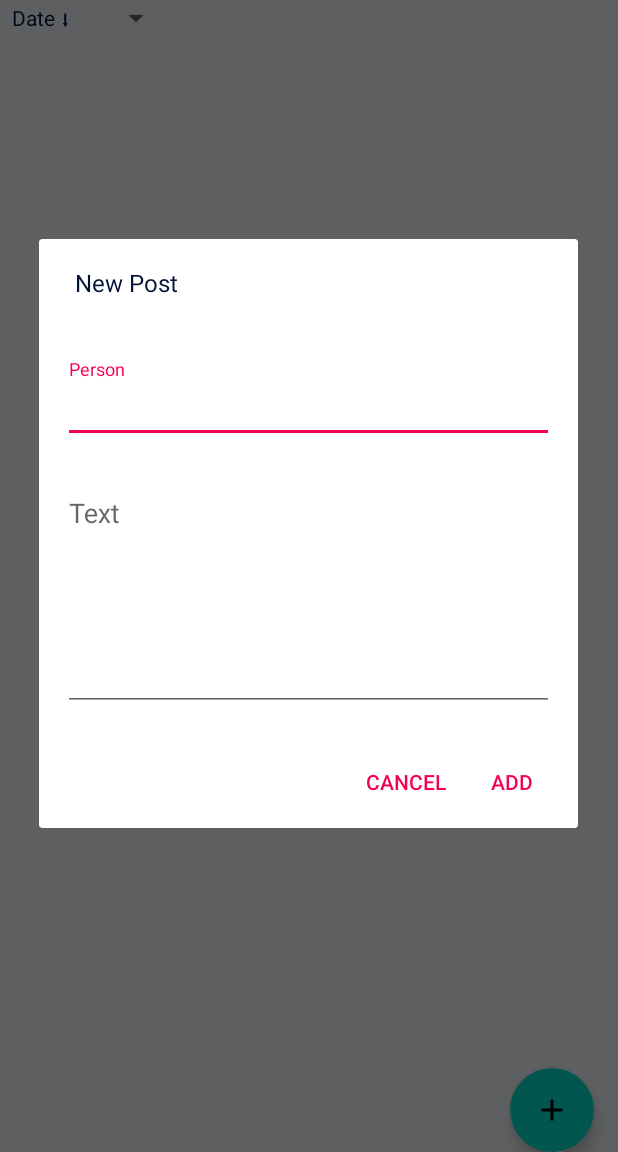
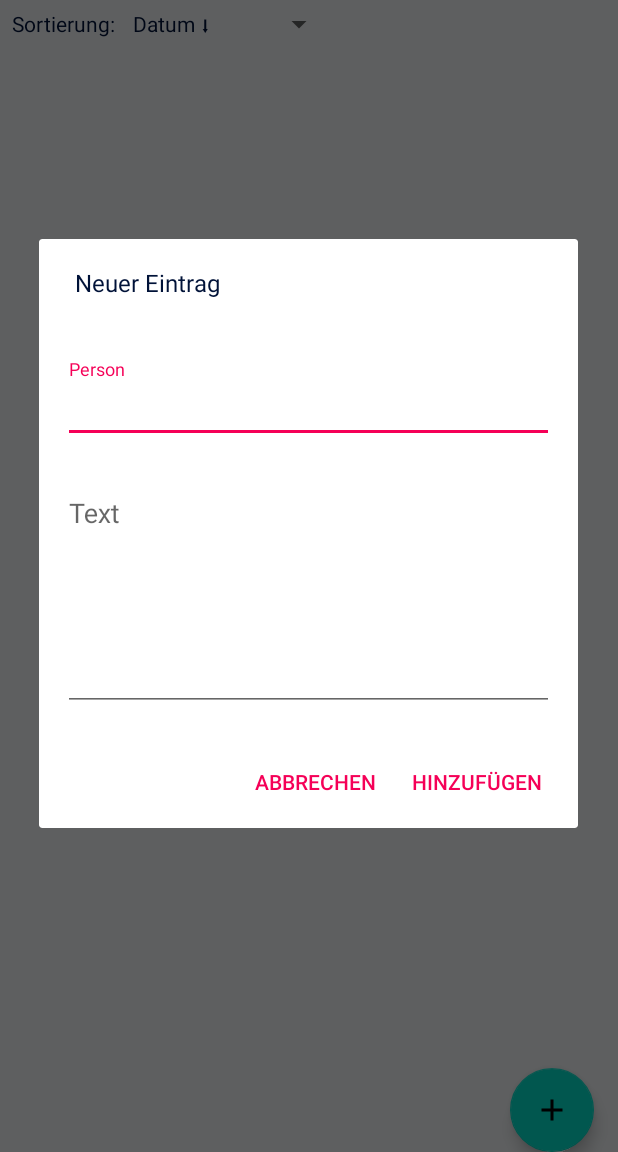
Before and after one commit to redstripes89/Schwasenphrein, an Android app: the MainFragment screen opened directly, with no data from a screen before it, after a tap on an icon or button, on a phone screen of 412 x 824 dp, the part 84-1236 px from its top. Run offline under Robolectric (Android 15) with nearby library versions, the phone set to English and light mode, and no system bars; our stand-ins replace Firebase (no records; nobody signed in at launch, a user with empty details on screens opened directly); libraries missing offline, so code that uses them is left out: com.firebase.ui, com.jakewharton.threetenabp, com.mikepenz.fastadapter, com.mikepenz.materialize, com.timehop.stickyheadersrecyclerview and 1 more; Roboto replaces fonts that are not available here; 8 statements that could not run were skipped.

Commit message:
* dependencies aktualisiert, username korrigiert

```diff
--- a/app/src/main/java/de/redstripes/schwasenphrein/fragments/MainFragment.kt
+++ b/app/src/main/java/de/redstripes/schwasenphrein/fragments/MainFragment.kt
@@ -46,6 +46,7 @@ class MainFragment : Fragment(), AnkoLogger {
     }
 
     private var parent: ViewGroup? = null
+    private var currentUser: User? = null
     private var database: DatabaseReference? = null
     private var recyclerView: RecyclerView? = null
     private var spinner: AppCompatSpinner? = null
@@ -84,6 +85,23 @@ class MainFragment : Fragment(), AnkoLogger {
 
         database = FirebaseDatabase.getInstance().reference
 
+        database!!.child("users").child(getUid()).addListenerForSingleValueEvent(object : ValueEventListener {
+            override fun onDataChange(dataSnapshot: DataSnapshot) {
+                val user = dataSnapshot.getValue<User>(User::class.java)
+
+                if (user == null) {
+                    Toast.makeText(activity, getString(R.string.error_could_not_get_user), Toast.LENGTH_SHORT).show()
+                    error("User ${getUid()} is unexpectedly null")
+                } else {
+                    currentUser = user
+                }
+            }
+
+            override fun onCancelled(error: DatabaseError) {
+                warn("getUser:onCancelled " + error.toException())
+            }
+        })
+
         recyclerView = rootView.findViewById(R.id.main_posts)
         recyclerView?.setHasFixedSize(true)
 
@@ -91,7 +109,7 @@ class MainFragment : Fragment(), AnkoLogger {
             onFabClicked()
         }
 
-        spinner = rootView.findViewById(R.id.main_spinner_order)
+        spinner = rootView.findViewById(R.id.main_spinner_sorting)
         ArrayAdapter.createFromResource(context!!, R.array.sorting_options, android.R.layout.simple_spinner_item).also { adapter ->
             adapter.setDropDownViewResource(android.R.layout.simple_spinner_dropdown_item)
             spinner?.adapter = adapter
@@ -141,12 +159,11 @@ class MainFragment : Fragment(), AnkoLogger {
             override fun onClick(v: View, position: Int, fastAdapter: FastAdapter<PostItem>, item: PostItem) {
                 val key = getKeyForId(item.id)
                 val uid = getUid()
-                val username = getUserName()
 
                 if (key == null)
                     return
 
-                if (item.post.person == username) {
+                if (item.post.person == currentUser!!.username) {
                     Toast.makeText(context, context!!.getString(R.string.info_cannot_rate_own_post), Toast.LENGTH_SHORT).show()
                     return
                 }
@@ -262,31 +279,18 @@ class MainFragment : Fragment(), AnkoLogger {
     }
 
     private fun addNewPost(person: String, text: String) {
-        Toast.makeText(activity, getString(R.string.status_posting), Toast.LENGTH_SHORT).show()
-
         val uid = getUid()
-        val database = FirebaseDatabase.getInstance().reference
-        database.child("users").child(uid).addListenerForSingleValueEvent(object : ValueEventListener {
-            override fun onDataChange(dataSnapshot: DataSnapshot) {
-                val user = dataSnapshot.getValue<User>(User::class.java)
-
-                if (user == null) {
-                    Toast.makeText(activity, getString(R.string.error_could_not_get_user), Toast.LENGTH_SHORT).show()
-                    error("User $uid is unexpectedly null")
-                } else {
-                    val key = database.child("posts").push().key
-                    val post = Post(uid, person, text, Helper.dateToString(LocalDate.now()))
-                    val postValues = post.toMap()
-                    val childUpdates = HashMap<String, Any>()
-                    childUpdates["/posts/$key"] = postValues
-                    database.updateChildren(childUpdates)
-                }
-            }
-
-            override fun onCancelled(error: DatabaseError) {
-                warn("getUser:onCancelled " + error.toException())
-            }
-        })
+        val key = database!!.child("posts").push().key
+        val post = Post(uid, person, text, Helper.dateToString(LocalDate.now()))
+        val postValues = post.toMap()
+        val childUpdates = HashMap<String, Any>()
+        childUpdates["/posts/$key"] = postValues
+        database!!.updateChildren(childUpdates).addOnCompleteListener { task ->
+            if(task.isSuccessful)
+                Toast.makeText(activity, getString(R.string.status_posting_successfull), Toast.LENGTH_SHORT).show()
+            else
+                Toast.makeText(activity, getString(R.string.status_posting_not_successfull), Toast.LENGTH_LONG).show()
+        }
     }
 
     private fun onStarClicked(postRef: DatabaseReference, userRating: Float) {
@@ -348,7 +352,6 @@ class MainFragment : Fragment(), AnkoLogger {
     }
 
     private fun getUid() = FirebaseAuth.getInstance().currentUser!!.uid
-    private fun getUserName() = FirebaseAuth.getInstance().currentUser!!.displayName
 
     private class DateComparatorAscending : Comparator<PostItem> {
         override fun compare(a: PostItem?, b: PostItem?): Int {
--- a/app/src/main/res/layout/fragment_main.xml
+++ b/app/src/main/res/layout/fragment_main.xml
@@ -8,15 +8,27 @@
     tools:context=".fragments.MainFragment">
 
     <LinearLayout
+        android:id="@+id/main_topbar"
         android:layout_width="match_parent"
         android:layout_height="wrap_content"
-        android:id="@+id/main_topbar"
+        android:paddingBottom="@dimen/margin_verysmall"
+        android:paddingTop="@dimen/margin_verysmall"
+        android:paddingStart="@dimen/margin_small"
+        android:paddingEnd="@dimen/margin_small"
         android:orientation="horizontal">
 
+        <TextView
+            android:layout_width="wrap_content"
+            android:layout_height="wrap_content"
+            android:layout_gravity="center_vertical"
+            android:text="@string/label_sorting"/>
+
         <androidx.appcompat.widget.AppCompatSpinner
-            android:id="@+id/main_spinner_order"
+            android:id="@+id/main_spinner_sorting"
+            android:layout_marginStart="@dimen/margin_verysmall"
             android:layout_width="wrap_content"
-            android:layout_height="wrap_content" />
+            android:layout_height="wrap_content"
+            android:layout_gravity="center_vertical" />
     </LinearLayout>
 
     <androidx.recyclerview.widget.RecyclerView
--- a/app/src/main/res/values/dimens.xml
+++ b/app/src/main/res/values/dimens.xml
@@ -6,6 +6,7 @@
     <dimen name="margin_normal">16dp</dimen>
     <dimen name="margin_small">8dp</dimen>
     <dimen name="margin_large">32dp</dimen>
+    <dimen name="margin_verysmall">4dp</dimen>
 
     <dimen name="a11y_min_touch_target">48dp</dimen>
     <item name="text_line_spacing" format="float" type="dimen">1.2</item>
--- a/app/src/main/res/values/strings.xml
+++ b/app/src/main/res/values/strings.xml
@@ -1,39 +1,41 @@
 <resources>
-    <string name="app_name" translatable="false">Schwasenphrein</string>
-    <string name="info_required">Required</string>
-    <string name="status_posting">Posting…</string>
-    <string name="error_could_not_get_user">Error: Could not get user</string>
-    <string name="status_signin_cancelled">Sign In was cancelled</string>
-    <string name="status_no_internet">No internet connection</string>
-    <string name="status_unknown_error">Unknown error</string>
-    <string name="label_tap_pig_to_start">Tap the pig to start</string>
-    <string name="title_new_post">New Post</string>
-    <string name="cmd_add">Add</string>
+    <string name="app_name">Schwasenphrein</string>
+
+    <string name="info_required">Pflichtfeld</string>
+    <string name="status_posting_successfull">Eintrag hinzugefügt</string>
+    <string name="status_posting_not_successfull">Fehler beim Hinzufügen des Eintrags</string>
+    <string name="error_could_not_get_user">Fehler: Benutzer nicht gefunden</string>
+    <string name="status_signin_cancelled">Login wurde abgebrochen</string>
+    <string name="status_no_internet">Keine Internetverbindung</string>
+    <string name="status_unknown_error">Unbekannter Fehler</string>
+    <string name="title_new_post">Neuer Eintrag</string>
+    <string name="cmd_add">Hinzufügen</string>
     <string name="label_person">Person</string>
     <string name="label_text">Text</string>
-    <string name="info_cannot_rate_own_post">You can not rate your own postItem</string>
-    <string name="cmd_logout">Logout</string>
-    <string name="cmd_change_password">Change password</string>
-    <string name="cmd_refresh">Refresh</string>
-
-    <string name="title_my_rating">My Rating</string>
+    <string name="label_tap_pig_to_start">Drück das Schwein zum Starten</string>
+    <string name="info_cannot_rate_own_post">Du kannst deinen eigenen Eintrag nicht bewerten!</string>
+    <string name="cmd_logout">Ausloggen</string>
+    <string name="cmd_change_password">Password ändern</string>
+    <string name="cmd_refresh">Aktualisieren</string>
+    <string name="title_my_rating">Meine Bewertung</string>
     <string name="cmd_ok">OK</string>
-    <string name="cmd_cancel">Cancel</string>
-    <string name="title_change_password">Change Password</string>
-    <string name="info_password_sucessfully_updated">Password successfully updated</string>
-    <string name="error_authentication_failed">Authentication failed</string>
-    <string name="error_password_update_failure">Something went wrong. Please try again later</string>
-    <string name="info_password_restrictions">The password must consist of at least 6 characters and may only contain letters or numbers.</string>
-    <string name="label_new_password">New password</string>
-    <string name="label_current_password">Current password</string>
-
-    <string name="sorting_option_date_desc">Date \u2b07</string>
-    <string name="sorting_option_date_asc">Date \u2b06</string>
-    <string name="sorting_option_rating_desc">Rating \u2b07</string>
-    <string name="sorting_option_rating_asc">Rating \u2b06</string>
+    <string name="cmd_cancel">Abbrechen</string>
+    <string name="title_change_password">Passwort ändern</string>
+    <string name="info_password_sucessfully_updated">Passwort erfolgreich aktualisiert</string>
+    <string name="error_password_update_failure">Etwas ist schief gegangen. Bitte versuche es später erneut.</string>
+    <string name="error_authentication_failed">Authentifizierung fehlgeschlagen</string>
+    <string name="label_new_password">Neues Password</string>
+    <string name="label_current_password">Aktuelles Password</string>
+    <string name="info_password_restrictions">Das Passwort muss aus mindestens 6 Zeichen bestehen und darf nur Buchstaben oder Ziffern enthalten.</string>
+    <string name="sorting_option_date_desc">Datum \u2b07</string>
+    <string name="sorting_option_date_asc">Datum \u2b06</string>
+    <string name="sorting_option_rating_desc">Bewertung \u2b07</string>
+    <string name="sorting_option_rating_asc">Bewertung \u2b06</string>
+    <string name="label_sorting">Sortierung:</string>
 
     <plurals name="numberOfStarsGroup">
-        <item quantity="one">%d star</item>
-        <item quantity="other">%d stars</item>
+        <item quantity="one">%d Stern</item>
+        <item quantity="other">%d Sterne</item>
     </plurals>
+
 </resources>
```
Also changed, not shown: app/build.gradle (+14 -14 lines), build.gradle (+6 -3 lines), gradle/wrapper/gradle-wrapper.properties, 1 other file.
